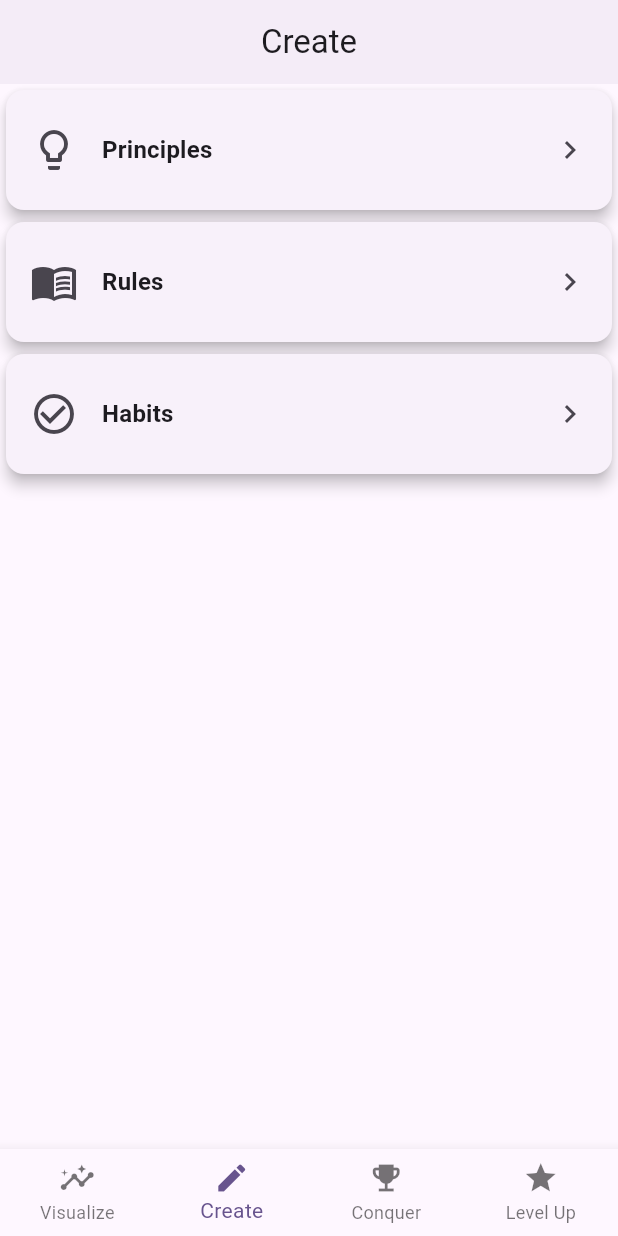
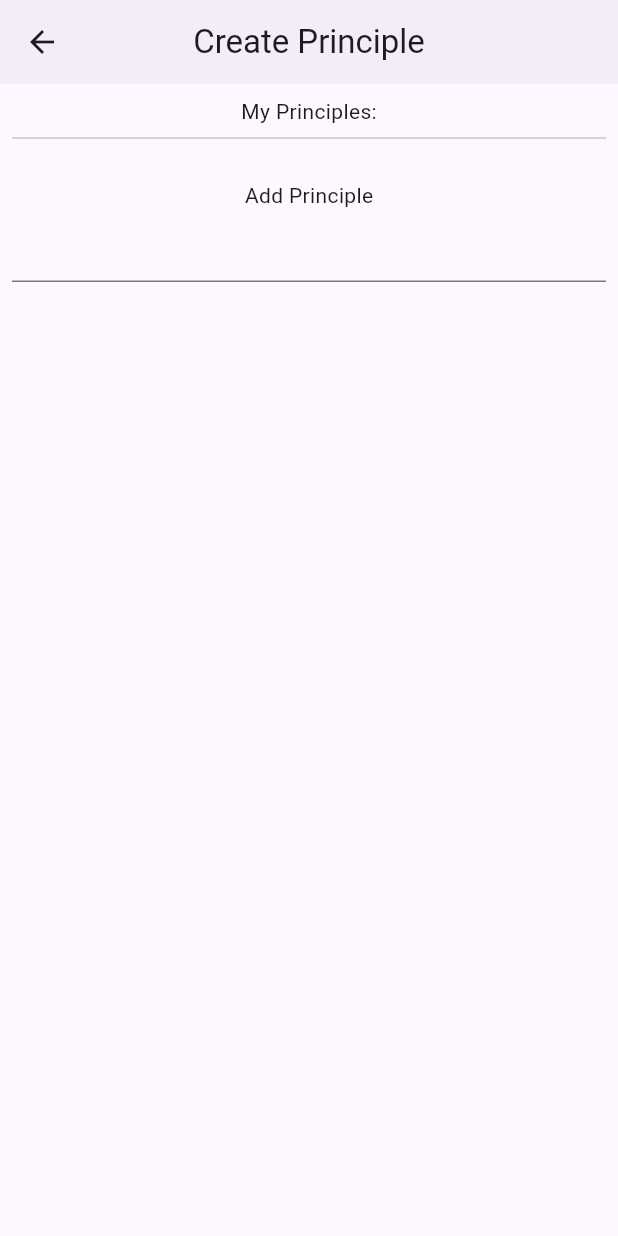
Before and after one commit to johnywakim02/strive-flow, a Flutter app: the CreatePage screen opened by its route, after a tap on "Principles", on a phone screen of 412 x 824 dp. Run offline on Flutter 3.47's test engine with Material 3 defaults, Android fonts, the phone set to English and light mode, and no system bars; our stand-ins replace go_router.

Commit message:
started setting up create_principle subpage

```diff
--- a/lib/core/navigation/go_router_paths.dart
+++ b/lib/core/navigation/go_router_paths.dart
@@ -5,4 +5,5 @@ class GoRouterPaths {
     "/conquer",
     "/level_up"
   ];
+  static String createPrinciple = '/create/principle';
 }
--- a/lib/core/navigation/go_router_routes.dart
+++ b/lib/core/navigation/go_router_routes.dart
@@ -3,10 +3,18 @@ import 'package:go_router/go_router.dart';
 import 'package:strive_flow/core/navigation/go_router_paths.dart';
 import 'package:strive_flow/core/ui/pages/tabbed_scaffold.dart';
 import 'package:strive_flow/ui/create/create_page.dart';
+import 'package:strive_flow/ui/create/subpages/create_principle_subpage.dart';
 
 GoRouter router = GoRouter(
   initialLocation: GoRouterPaths.tabRoutes[0],
   routes: [
+    GoRoute(
+      path: GoRouterPaths.createPrinciple,
+      builder: (context, state){
+        //final tabReturnIndex = state.extra as int? ?? 0; // can later be used when returning to the original page
+        return CreatePrincipleSubpage();
+      },
+    ),
     ShellRoute(
       builder: (context, state, child) {
         final selectedIndex = GoRouterPaths.tabRoutes.indexOf(state.uri.toString());
--- a/lib/ui/create/create_page.dart
+++ b/lib/ui/create/create_page.dart
@@ -1,11 +1,14 @@
 import 'package:flutter/material.dart';
+import 'package:go_router/go_router.dart';
+import 'package:strive_flow/core/navigation/go_router_paths.dart';
 import 'package:strive_flow/ui/create/widgets/create_option_card.dart';
 
 class CreatePage extends StatelessWidget{
   const CreatePage({super.key});
+  final int _selectedIndex = 1;
 
-  handlePrinciplesOnTapped(){
-    debugPrint("To Implement");
+  handlePrinciplesOnTapped(BuildContext context){
+    context.push(GoRouterPaths.createPrinciple, extra: _selectedIndex);
   }
 
   handleRulesOnTapped(){
@@ -33,7 +36,7 @@ class CreatePage extends StatelessWidget{
             title: "Principles",
             color: colorScheme.primary.withAlpha(splashOpacity),
             iconData: Icons.lightbulb_outline,
-            onTap: handlePrinciplesOnTapped
+            onTap: () => handlePrinciplesOnTapped(context)
           ),
           CreateOptionCard(
             title: "Rules",
--- /dev/null
+++ b/lib/ui/create/subpages/create_principle_subpage.dart
@@ -0,0 +1,28 @@
+import 'package:flutter/material.dart';
+
+class CreatePrincipleSubpage extends StatelessWidget{
+  const CreatePrincipleSubpage({super.key});
+
+  @override
+  Widget build(BuildContext context) {
+    return Scaffold(
+      appBar: AppBar(
+        title: const Text("Create Principle"),
+        centerTitle: true,
+        elevation: 2,
+      ),
+      body: Padding(
+        padding: const EdgeInsets.all(8.0),
+        child: Column(
+          children: [
+            Text("My Principles:"),
+            Divider(),
+            SizedBox(height: 20),
+            Text("Add Principle"),
+            TextField()
+          ],
+        ),
+      )
+    );
+  }
+}
--- /dev/null
+++ b/lib/ui/create/subpages/create_principle_view_model.dart
@@ -0,0 +1,5 @@
+import 'package:flutter/material.dart';
+
+class CreatePrincipleViewModel extends ChangeNotifier{
+
+}
```
